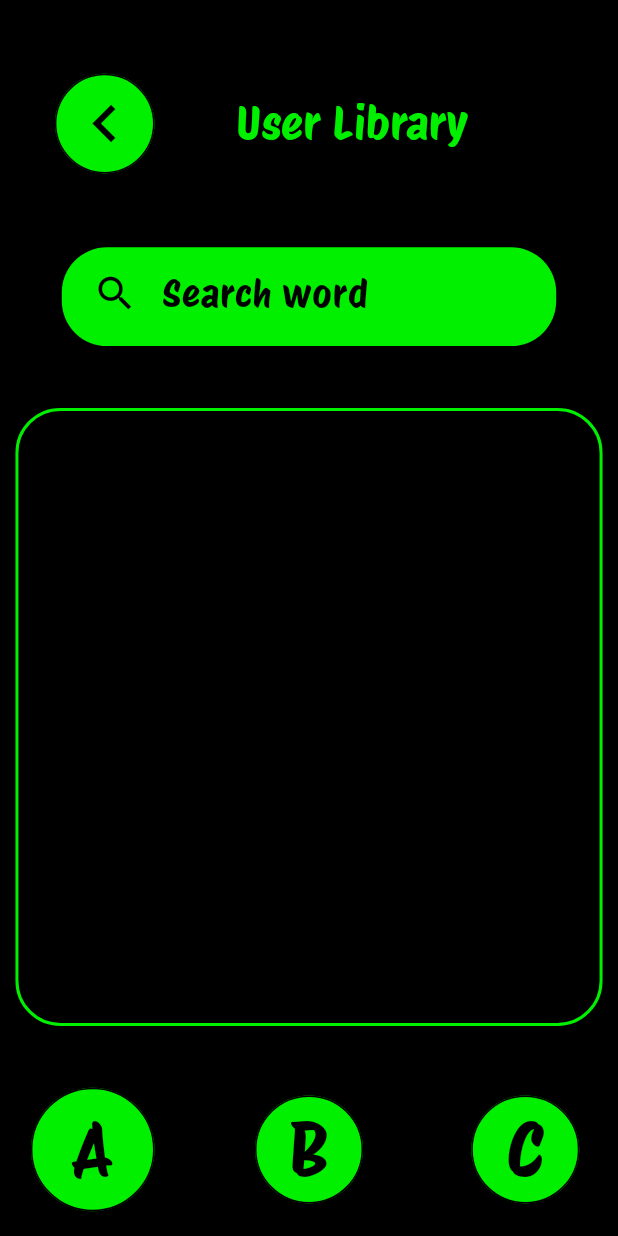
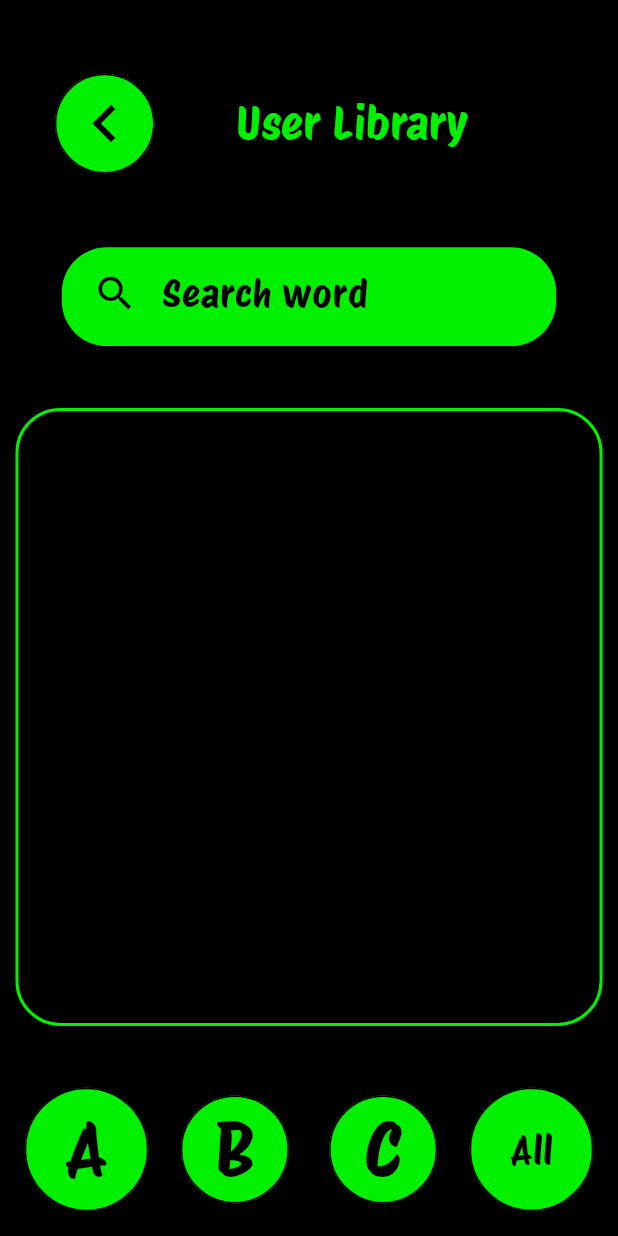
Before and after one commit to IgorNiemiec/english_learning_app, a Flutter app: the UserLibraryView screen opened directly with empty values, after a tap on the "navigate before" icon, on a phone screen of 412 x 824 dp. Run offline on Flutter 3.47's test engine with Material 3 defaults, Android fonts, the phone set to English and light mode, and no system bars; our stand-ins replace cloud_firestore, firebase_auth, firebase_core, flutter_bloc, flutter_svg, google_sign_in; accounts and stored records are empty; generated files the repository leaves out were written again; network calls fail; project files that could hold a hidden picture were left out.

Commit message:
WordsFilterSystemUpdate

```diff
--- a/lib/appEnum/appEnum.dart
+++ b/lib/appEnum/appEnum.dart
@@ -9,3 +9,12 @@ enum DifficultyLevel
   MixedBC,
   MixedABC,
 }
+
+
+enum WordLevelEnum
+{
+  A,
+  B,
+  C,
+  ALL,
+}
--- a/lib/bloc/app_bloc.dart
+++ b/lib/bloc/app_bloc.dart
@@ -586,6 +586,10 @@ class AppBloc extends Bloc<AppEvent,AppState>
 
 
    on<AppEventFilterCommonLibraryByWordLevel>((event, emit) {
+
+
+
+
       if (event.wordLevel == "A")
       {
         emit(
@@ -753,14 +757,34 @@ class AppBloc extends Bloc<AppEvent,AppState>
           isLoading: true)
       );
 
-      final filteredWords = event.userLibrary.words.where((word) => word.wordLevel.toLowerCase() == event.wordLevel.toLowerCase()).toList();
+      late List<Word> filteredWords;
 
-      emit(
-        AppStateIsInUserLibraryView(
+
+
+      switch(event.wordLevel)
+      {
+        case WordLevelEnum.A:
+        filteredWords = event.userLibrary.words.where((word) => word.wordLevel == 'A').toList();
+        case WordLevelEnum.B:
+        filteredWords = event.userLibrary.words.where((word) => word.wordLevel == 'B').toList();
+        case WordLevelEnum.C:
+        filteredWords = event.userLibrary.words.where((word) => word.wordLevel == 'C').toList();
+        case WordLevelEnum.ALL:
+        filteredWords = event.userLibrary.words;
+        default:
+        filteredWords = event.userLibrary.words;
+      }
+
+
+        emit(
+             AppStateIsInUserLibraryView(
           userLibrary: event.userLibrary,
           filteredWords: filteredWords,
-          isLoading: false)
-      );
+          isLoading: false));
+
+
+
+
 
    },);
 
--- a/lib/bloc/app_event.dart
+++ b/lib/bloc/app_event.dart
@@ -172,7 +172,7 @@ class AppEventGoToCommonSingleWord implements AppEvent
 class AppEventFilterUserLibraryByWordLevel implements AppEvent
 {
   final UserLibrary userLibrary;
-  final String wordLevel;
+  final WordLevelEnum wordLevel;
 
   const AppEventFilterUserLibraryByWordLevel({
     required this.userLibrary,
--- a/lib/views/singleWord_view.dart
+++ b/lib/views/singleWord_view.dart
@@ -148,7 +148,6 @@ class SingleWordView extends StatelessWidget
               ]),
              ),
              SizedBox(height: MediaQuery.of(context).size.height * 0.05,),
-
              Container(
               alignment: Alignment.center,
               height: MediaQuery.of(context).size.height * 0.1,
--- a/lib/views/userLibrary_view.dart
+++ b/lib/views/userLibrary_view.dart
@@ -1,5 +1,6 @@
 
 
+import 'package:english_learning_app/appEnum/appEnum.dart';
 import 'package:english_learning_app/bloc/app_bloc.dart';
 import 'package:english_learning_app/bloc/app_event.dart';
 import 'package:english_learning_app/constants/constants.dart';
@@ -145,14 +146,15 @@ class UserLibraryView extends StatelessWidget
               child: Row(
                 mainAxisAlignment: MainAxisAlignment.spaceBetween,
                 children: [
+                  const SizedBox(),
                   SizedBox(
-                    width: MediaQuery.of(context).size.width * 0.3,
+                    width: MediaQuery.of(context).size.width * 0.2,
                     height: MediaQuery.of(context).size.height * 0.1,
                     child: OutlinedButton(
                       onPressed: ()
                       {
                         context.read<AppBloc>().add(
-                          AppEventFilterUserLibraryByWordLevel(userLibrary: userLibrary, wordLevel: "A")
+                          AppEventFilterUserLibraryByWordLevel(userLibrary: userLibrary, wordLevel: WordLevelEnum.A)
                         );
 
                       },
@@ -161,12 +163,12 @@ class UserLibraryView extends StatelessWidget
                     ),
                   ),
                      SizedBox(
-                    width: MediaQuery.of(context).size.width * 0.3,
+                    width: MediaQuery.of(context).size.width * 0.2,
                     child: OutlinedButton(
                       onPressed: ()
                       {
                         context.read<AppBloc>().add(
-                          AppEventFilterUserLibraryByWordLevel(userLibrary: userLibrary, wordLevel: "B")
+                          AppEventFilterUserLibraryByWordLevel(userLibrary: userLibrary, wordLevel: WordLevelEnum.B)
                         );
 
                       },
@@ -175,12 +177,12 @@ class UserLibraryView extends StatelessWidget
                     ),
                   ),
                      SizedBox(
-                    width: MediaQuery.of(context).size.width * 0.3,
+                    width: MediaQuery.of(context).size.width * 0.2,
                     child: OutlinedButton(
                       onPressed: ()
                       {
                         context.read<AppBloc>().add(
-                          AppEventFilterUserLibraryByWordLevel(userLibrary: userLibrary, wordLevel: "C")
+                          AppEventFilterUserLibraryByWordLevel(userLibrary: userLibrary, wordLevel: WordLevelEnum.C)
                         );
 
                       },
@@ -188,6 +190,22 @@ class UserLibraryView extends StatelessWidget
                       child: Text("C",style: applicationBlackTextStyle(50),),
                     ),
                   ),
+                   SizedBox(
+                    width: MediaQuery.of(context).size.width * 0.2,
+                    height: MediaQuery.of(context).size.height * 0.1,
+                    child: OutlinedButton(
+                      onPressed: ()
+                      {
+                        context.read<AppBloc>().add(
+                          AppEventFilterUserLibraryByWordLevel(userLibrary: userLibrary, wordLevel: WordLevelEnum.ALL)
+                        );
+
+                      },
+                      style: roundedButtonStyle(),
+                      child: Text("All",style: applicationBlackTextStyle(26),),
+                    ),
+                  ),
+                  const SizedBox(),
                 ],
               ),
             )
--- a/lib/wordStorage/words_C.dart
+++ b/lib/wordStorage/words_C.dart
@@ -202,7 +202,6 @@ final wordsC = [
     wordLevel: "C"),
 
 
-
       Word(
     wordEn: "eminently",
     wordPl: "wybitnie",
```
